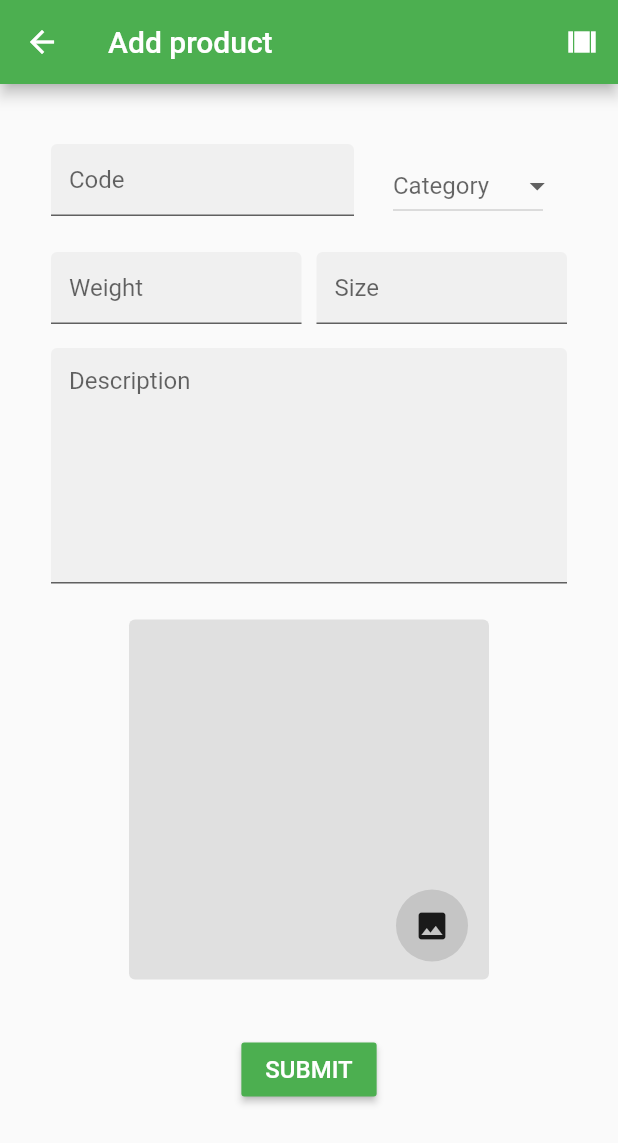
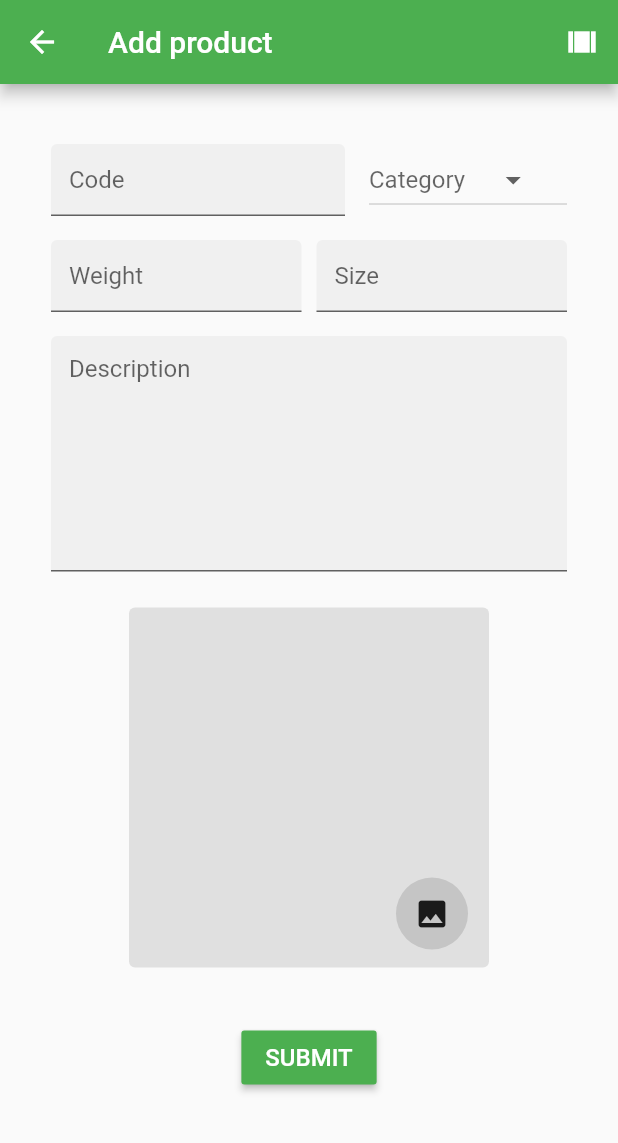
Before and after one commit to Sarath-2k/goldmansachs, a Flutter app: the Details screen opened directly, after a tap on "SUBMIT", after a tap on the "view array" icon, after a tap on the "add" icon, on a phone screen of 412 x 824 dp. Shown: the top 1143 px of the screen. Run offline on Flutter 3.47's test engine with Material 2 defaults, Android fonts, the phone set to English and light mode, and no system bars; our stand-ins replace cloud_firestore, firebase_auth, firebase_core, firebase_storage, image_picker; accounts and stored records are empty.

```diff
--- a/lib/screens/formpage.dart
+++ b/lib/screens/formpage.dart
@@ -170,6 +170,7 @@ class _DetailsState extends State<Details> {
                   children: <Widget>[
                     //code&category
                     Container(
+                      width: double.infinity,
                       margin: EdgeInsets.only(top: 16),
                       child: Row(
                         crossAxisAlignment: CrossAxisAlignment.start,
@@ -179,11 +180,10 @@ class _DetailsState extends State<Details> {
                           Expanded(
                             child: _buildCode(),
                           ),
-                          SizedBox(width: 10),
+                          SizedBox(width: 16),
                           Container(
                             width: 132,
-                            child: ListTile(
-                              trailing: DropdownButton(
+                            child: DropdownButton(
                                   value: selectedvalue,
                                   hint: Text("Category"),
                                   items: _dropdownMenuItems,
@@ -192,7 +192,7 @@ class _DetailsState extends State<Details> {
                                       selectedvalue = newValue;
                                     });
                                   })),
-                            ),
+
                           ),
                           // Expanded(
                           //   child: _buildCategory(),
--- a/lib/screens/homescreen.dart
+++ b/lib/screens/homescreen.dart
@@ -62,7 +62,7 @@ class _HomeScreenState extends State<HomeScreen> {
             ),
           ),
           IconButton(
-              icon: Icon(Icons.refresh_outlined),
+              icon: Icon(Icons.refresh),
               onPressed: getProductsFromFirestore)
         ],
       ),
```
Also changed, not shown: pubspec.lock, 8 other files.
